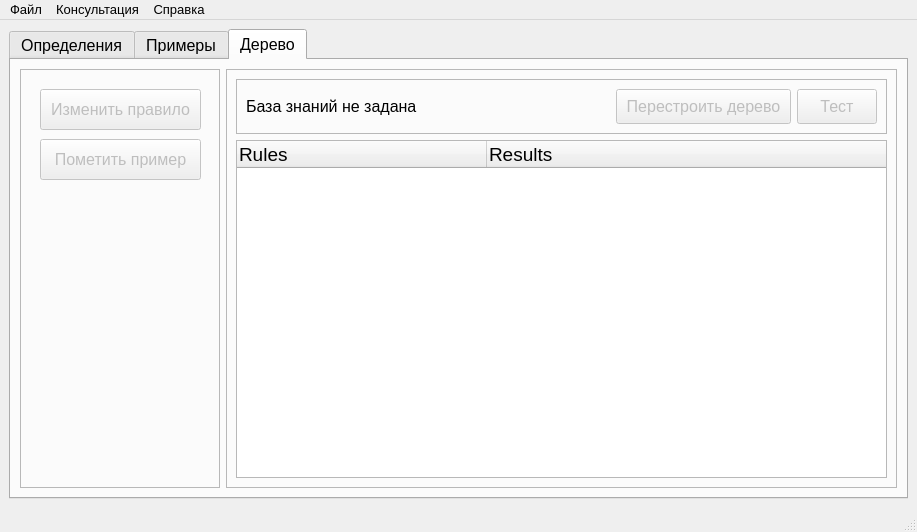
Above: ui/widgets/main.ui from mashishka/KnowClass before the change. Below: the same form after it.
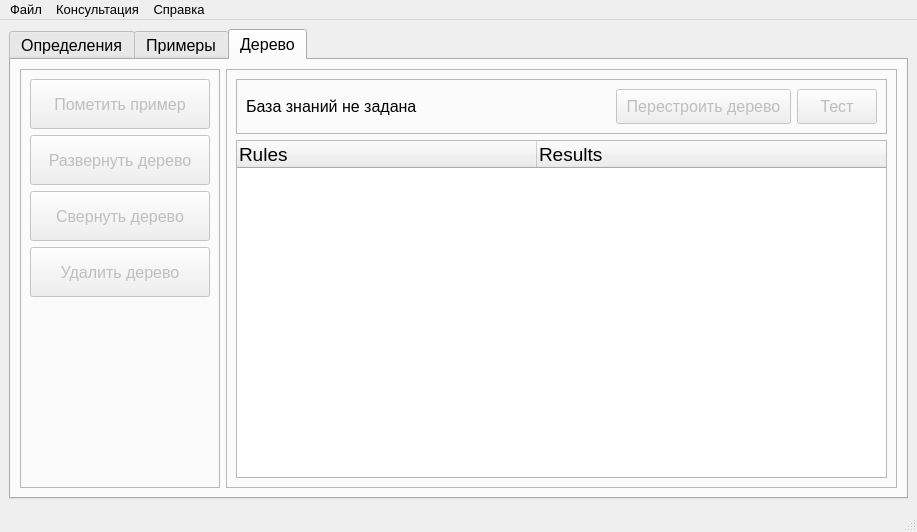
That is the form after the change. The open tabs and pages were chosen to show the change.

Commit message: Tree update: new buttons, internal changes

```diff
--- a/ui/widgets/main.ui
+++ b/ui/widgets/main.ui
@@ -465,38 +465,109 @@
           <property name="frameShadow">
            <enum>QFrame::Raised</enum>
           </property>
-          <widget class="QPushButton" name="pushButton_14">
-           <property name="enabled">
-            <bool>false</bool>
-           </property>
-           <property name="geometry">
-            <rect>
-             <x>20</x>
-             <y>20</y>
-             <width>161</width>
-             <height>41</height>
-            </rect>
-           </property>
-           <property name="text">
-            <string>Изменить правило</string>
-           </property>
-          </widget>
-          <widget class="QPushButton" name="pushButton_15">
-           <property name="enabled">
-            <bool>false</bool>
-           </property>
-           <property name="geometry">
-            <rect>
-             <x>20</x>
-             <y>70</y>
-             <width>161</width>
-             <height>41</height>
-            </rect>
-           </property>
-           <property name="text">
-            <string>Пометить пример</string>
-           </property>
-          </widget>
+          <layout class="QVBoxLayout" name="verticalLayout_6">
+           <item>
+            <widget class="QPushButton" name="mark_button">
+             <property name="enabled">
+              <bool>false</bool>
+             </property>
+             <property name="sizePolicy">
+              <sizepolicy hsizetype="Minimum" vsizetype="MinimumExpanding">
+               <horstretch>0</horstretch>
+               <verstretch>0</verstretch>
+              </sizepolicy>
+             </property>
+             <property name="maximumSize">
+              <size>
+               <width>16777215</width>
+               <height>50</height>
+              </size>
+             </property>
+             <property name="text">
+              <string>Пометить пример</string>
+             </property>
+            </widget>
+           </item>
+           <item>
+            <widget class="QPushButton" name="expand_button">
+             <property name="enabled">
+              <bool>false</bool>
+             </property>
+             <property name="sizePolicy">
+              <sizepolicy hsizetype="Minimum" vsizetype="MinimumExpanding">
+               <horstretch>0</horstretch>
+               <verstretch>0</verstretch>
+              </sizepolicy>
+             </property>
+             <property name="maximumSize">
+              <size>
+               <width>16777215</width>
+               <height>50</height>
+              </size>
+             </property>
+             <property name="text">
+              <string>Развернуть дерево</string>
+             </property>
+            </widget>
+           </item>
+           <item>
+            <widget class="QPushButton" name="collapse_button">
+             <property name="enabled">
+              <bool>false</bool>
+             </property>
+             <property name="sizePolicy">
+              <sizepolicy hsizetype="Minimum" vsizetype="MinimumExpanding">
+               <horstretch>0</horstretch>
+               <verstretch>0</verstretch>
+              </sizepolicy>
+             </property>
+             <property name="maximumSize">
+              <size>
+               <width>16777215</width>
+               <height>50</height>
+              </size>
+             </property>
+             <property name="text">
+              <string>Свернуть дерево</string>
+             </property>
+            </widget>
+           </item>
+           <item>
+            <widget class="QPushButton" name="delete_tree_button">
+             <property name="enabled">
+              <bool>false</bool>
+             </property>
+             <property name="sizePolicy">
+              <sizepolicy hsizetype="Minimum" vsizetype="MinimumExpanding">
+               <horstretch>0</horstretch>
+               <verstretch>0</verstretch>
+              </sizepolicy>
+             </property>
+             <property name="maximumSize">
+              <size>
+               <width>16777215</width>
+               <height>50</height>
+              </size>
+             </property>
+             <property name="text">
+              <string>Удалить дерево</string>
+             </property>
+            </widget>
+           </item>
+           <item>
+            <spacer name="verticalSpacer_3">
+             <property name="orientation">
+              <enum>Qt::Vertical</enum>
+             </property>
+             <property name="sizeHint" stdset="0">
+              <size>
+               <width>20</width>
+               <height>40</height>
+              </size>
+             </property>
+            </spacer>
+           </item>
+          </layout>
          </widget>
         </item>
         <item>
@@ -611,7 +682,7 @@
               <number>100</number>
              </attribute>
              <attribute name="headerDefaultSectionSize">
-              <number>250</number>
+              <number>300</number>
              </attribute>
              <column>
               <property name="text">
```
The commit also changes 15 other files.
